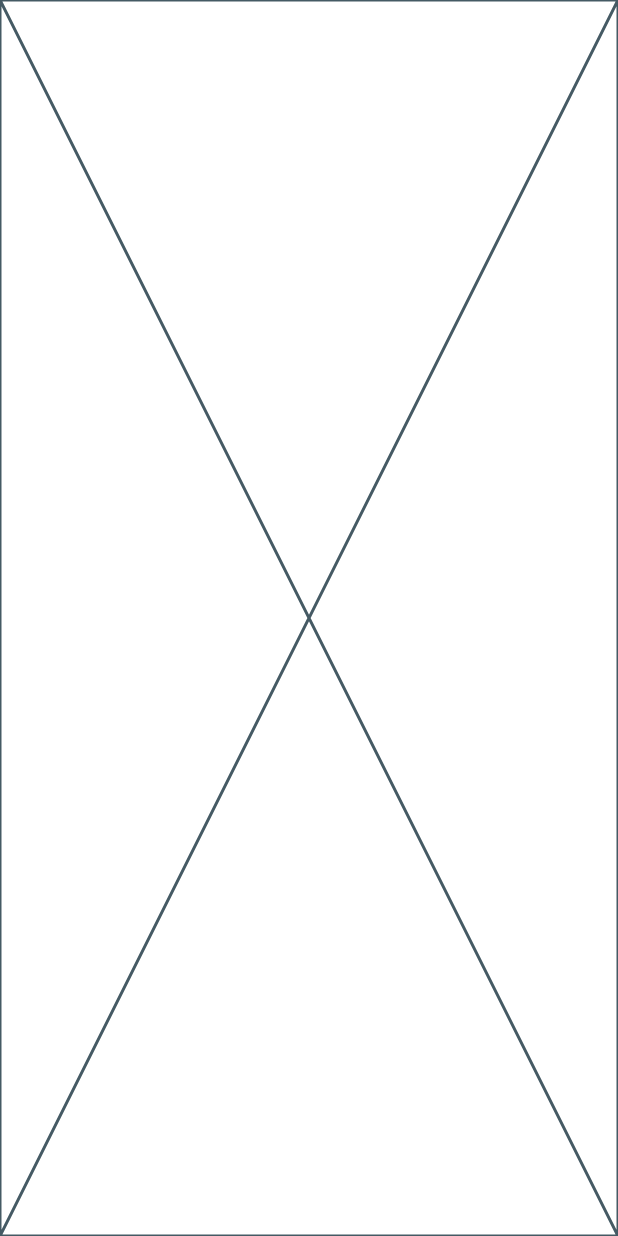
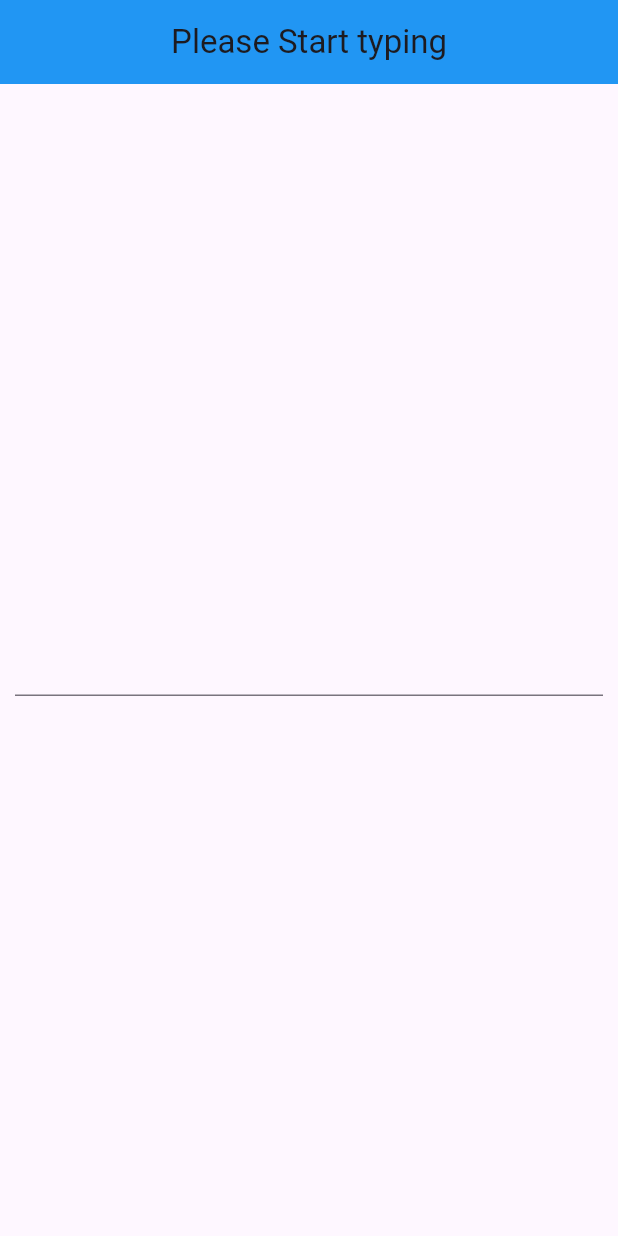
Before and after one commit to Marach8/FlutterStateManagementPracticeProject_RxDart, a Flutter app: the screen it shows after launch, on a phone screen of 412 x 824 dp. Run offline on Flutter 3.47's test engine with Material 3 defaults, Android fonts, the light colour scheme and no system bars; our stand-ins replace flutter_hooks, rxdart.

Commit message:
Finished with example1. Learned about the BehaviorSubject class and debounceTime()

```diff
--- a/rxdart_practice_course/lib/main.dart
+++ b/rxdart_practice_course/lib/main.dart
@@ -1,4 +1,5 @@
 import 'package:flutter/material.dart';
+import 'package:rxdart_practice_course/rx_example1/example1.dart';
 
 void main() {
   runApp(const MyApp());
@@ -9,6 +10,14 @@ class MyApp extends StatelessWidget {
 
   @override
   Widget build(BuildContext context) {
-    return const Placeholder();
+    return MaterialApp(
+      debugShowCheckedModeBanner: false,
+      theme: ThemeData(
+        appBarTheme: const AppBarTheme(backgroundColor: Colors.blue),
+        useMaterial3: true,
+        unselectedWidgetColor: Colors.yellow
+      ),
+      home: const Example1()
+    );
   }
 }
--- /dev/null
+++ b/rxdart_practice_course/lib/rx_example1/example1.dart
@@ -0,0 +1,30 @@
+import 'package:flutter/material.dart';
+import 'package:flutter_hooks/flutter_hooks.dart';
+import 'package:rxdart/rxdart.dart';
+
+class Example1 extends HookWidget {
+  const Example1({super.key});
+
+  @override
+  Widget build(BuildContext context) {
+    final subject = useMemoized(() => BehaviorSubject<String>(), [key]);
+    useEffect(() => subject.close, [subject]);
+    return Scaffold(
+      appBar: AppBar(
+        title: StreamBuilder<String>(
+          stream: subject.stream.distinct().debounceTime(const Duration(seconds: 1)),
+          initialData: 'Please Start typing',
+          builder: (context, snapshot) {
+            return Text(snapshot.requireData);
+          }
+        ),
+        centerTitle: true,),
+      body: Center(child: Padding(
+        padding: const EdgeInsets.all(10.0),
+        child: TextField(
+          onChanged: subject.sink.add,
+        ),
+      ))
+    );
+  }
+}
--- a/rxdart_practice_course/pubspec.yaml
+++ b/rxdart_practice_course/pubspec.yaml
@@ -35,6 +35,8 @@ dependencies:
   # The following adds the Cupertino Icons font to your application.
   # Use with the CupertinoIcons class for iOS style icons.
   cupertino_icons: ^1.0.2
+  rxdart: ^0.27.7
+  flutter_hooks: ^0.20.3
 
 dev_dependencies:
   flutter_test:
```
Also changed, not shown: rxdart_practice_course/pubspec.lock.
